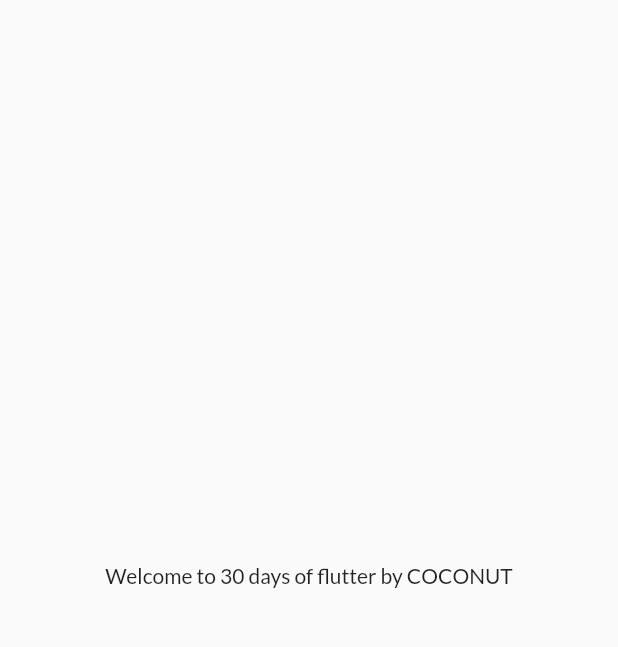
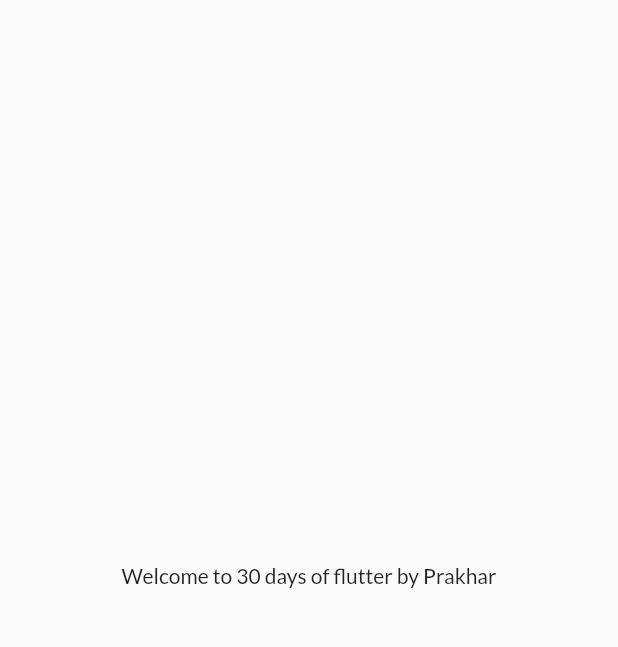
Before and after one commit to PrakharSinghG/Flutter1st, a Flutter app: the screen it shows after launch, on a phone screen of 412 x 824 dp, the part 84-731 px from its top. Run offline on Flutter 3.47's test engine with Material 2 defaults, Android fonts, the phone set to English and light mode, and no system bars; our stand-ins replace google_fonts.

Commit message:
day 11 completed

```diff
--- a/lib/pages/home_page.dart
+++ b/lib/pages/home_page.dart
@@ -5,7 +5,7 @@ import '../widgets/drawer.dart';
 class HomePage extends StatelessWidget {
   const HomePage({Key? key}) : super(key: key);
   final int days = 30;
-  final String name = "COCONUT";
+  final String name = "Prakhar";
   @override
   Widget build(BuildContext context) {
     return Scaffold(
```
